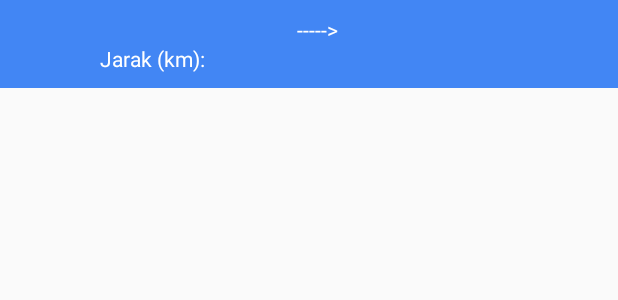
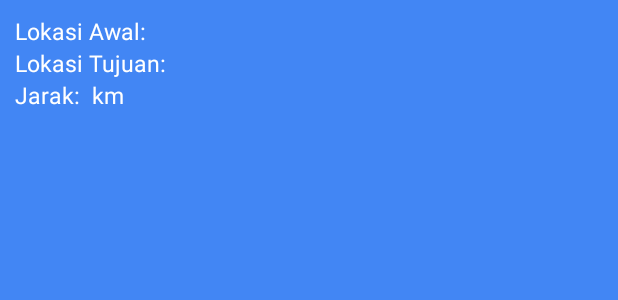
Before and after one commit to suwar/PGADijkstra, an Android app: the layout item_hasil_pengujian.xml on its own in the app's theme, with its tools: preview values and no code run, on a phone screen of 412 x 824 dp. Shown: the top 300 px of the screen. Run offline under Robolectric (Android 15) with nearby library versions, the light colour scheme and no system bars.

Commit message:
11 Dec 0:12

```diff
--- a/app/src/main/java/com/application/pgadijkstra/DjikstraAlgorithm.java
+++ b/app/src/main/java/com/application/pgadijkstra/DjikstraAlgorithm.java
@@ -1,6 +1,9 @@
 package com.application.pgadijkstra;
 
+import java.text.NumberFormat;
 import java.util.ArrayList;
+import java.text.DecimalFormat;
+import java.util.Locale;
 
 public class DjikstraAlgorithm {
     private static double jarakRute;
@@ -120,7 +123,7 @@ public class DjikstraAlgorithm {
             v = parents[v];
             Node tujuan = MapManager.nodeMap.get(v);
 
-            jarakRute += MapManager.distance_in_meter(asal,tujuan);
+            jarakRute += MapManager.distance_in_kilometer(asal,tujuan);
 
             path.add(tujuan);
         }
--- a/app/src/main/java/com/application/pgadijkstra/HasilPengujian.java
+++ b/app/src/main/java/com/application/pgadijkstra/HasilPengujian.java
@@ -1,6 +1,7 @@
 package com.application.pgadijkstra;
 
 import java.util.ArrayList;
+import java.text.*;
 
 public class HasilPengujian {
     private double cost;
--- a/app/src/main/java/com/application/pgadijkstra/ListHasilPengujianAdapter.java
+++ b/app/src/main/java/com/application/pgadijkstra/ListHasilPengujianAdapter.java
@@ -8,6 +8,7 @@ import android.view.View;
 import android.view.ViewGroup;
 import android.widget.ArrayAdapter;
 import android.widget.TextView;
+import java.text.DecimalFormat;
 
 import java.util.List;
 
@@ -32,11 +33,13 @@ public class ListHasilPengujianAdapter extends ArrayAdapter<HasilPengujian> {
             convertView = LayoutInflater.from(context).inflate(R.layout.item_hasil_pengujian,parent,false);
         }
         HasilPengujian hasilPengujian = getItem(position);
+        DecimalFormat df = new DecimalFormat("#.##");
+        String s = df.format(hasilPengujian.getJarakRute());
 
         convertView.setBackgroundColor(color);
         ((TextView)convertView.findViewById(R.id.tvNamaAsal)).setText(MapManager.getNamaLokasiAwal(idNodeAwal));
         ((TextView)convertView.findViewById(R.id.tvNamaTujuan)).setText(MapManager.getNamaLokasiTujuan(idNodeTujuan));
-        ((TextView)convertView.findViewById(R.id.tvJarakRute)).setText(String.valueOf(hasilPengujian.getJarakRute()));
+        ((TextView)convertView.findViewById(R.id.tvJarakRute)).setText(String.valueOf(s));
 
         return convertView;
     }
--- a/app/src/main/java/com/application/pgadijkstra/MainActivity.java
+++ b/app/src/main/java/com/application/pgadijkstra/MainActivity.java
@@ -273,6 +273,7 @@ public class MainActivity extends FragmentActivity implements OnMapReadyCallback
         mMap.addMarker(new MarkerOptions().position(TebatReban).title("Tebat Reban"));
         mMap.addMarker(new MarkerOptions().position(TuguRimau).title("Tugu Rimau"));
 
+
         mMap.addMarker(new MarkerOptions().position(HotelDharmaKarya).title("Hotel Dharma Karya").icon(BitmapDescriptorFactory.fromResource(R.drawable.lodging)));
         mMap.addMarker(new MarkerOptions().position(HotelFavour).title("Hotel Favour").icon(BitmapDescriptorFactory.fromResource(R.drawable.lodging)));
         mMap.addMarker(new MarkerOptions().position(HotelGrandZZ).title("Hotel Grand ZZ").icon(BitmapDescriptorFactory.fromResource(R.drawable.lodging)));
--- a/app/src/main/java/com/application/pgadijkstra/MapsActivity.java
+++ b/app/src/main/java/com/application/pgadijkstra/MapsActivity.java
@@ -232,7 +232,7 @@ public class MapsActivity extends FragmentActivity implements OnMapReadyCallback
         namaLokasiTujuan = MapManager.nodeMap.get(idNodeTujuan).getNama();
 
 
-        mMap.moveCamera(CameraUpdateFactory.newLatLngZoom(lokasiAwal,14));
+        mMap.moveCamera(CameraUpdateFactory.newLatLngZoom(lokasiTujuan,14));
         mMap.addMarker(new MarkerOptions().position(lokasiAwal).title(namaLokasiAwal).icon(BitmapDescriptorFactory.defaultMarker(BitmapDescriptorFactory.HUE_AZURE)));
         mMap.addMarker(new MarkerOptions().position(lokasiTujuan).title(namaLokasiTujuan).icon(BitmapDescriptorFactory.defaultMarker(BitmapDescriptorFactory.HUE_RED)));
 
--- /dev/null
+++ b/app/src/main/res/drawable/ic_baseline_trip_origin_24.xml
@@ -0,0 +1,5 @@
+<vector android:height="24dp" android:tint="#8396E9"
+    android:viewportHeight="24" android:viewportWidth="24"
+    android:width="24dp" xmlns:android="http://schemas.android.com/apk/res/android">
+    <path android:fillColor="@android:color/white" android:pathData="M2,12C2,6.48 6.48,2 12,2s10,4.48 10,10 -4.48,10 -10,10S2,17.52 2,12zM12,18c3.31,0 6,-2.69 6,-6s-2.69,-6 -6,-6 -6,2.69 -6,6 2.69,6 6,6z"/>
+</vector>
--- a/app/src/main/res/layout/item_hasil_pengujian.xml
+++ b/app/src/main/res/layout/item_hasil_pengujian.xml
@@ -2,7 +2,7 @@
 <LinearLayout
     xmlns:android="http://schemas.android.com/apk/res/android"
     android:layout_width="match_parent"
-    android:layout_height="wrap_content"
+    android:layout_height="match_parent"
     android:orientation="vertical"
     android:background="#4286f4"
     android:padding="10dp">
@@ -12,27 +12,41 @@
         android:orientation="horizontal">
 
         <TextView
+            android:text="Lokasi Awal: "
+            android:textSize="15sp"
+            android:layout_width="wrap_content"
+            android:layout_height="wrap_content"
+            android:layout_gravity="left"
+            android:textColor="#FFFF" />
+        <TextView
             android:id="@+id/tvNamaAsal"
-            android:layout_width="141dp"
+            android:textSize="15sp"
+            android:layout_width="wrap_content"
             android:layout_height="wrap_content"
             android:layout_weight="1"
-            android:gravity="center_horizontal"
+            android:gravity="left"
             android:textColor="#FFFF" />
+    </LinearLayout>
+
+    <LinearLayout
+        android:layout_width="wrap_content"
+        android:layout_height="wrap_content"   >
 
         <TextView
-            android:layout_width="50dp"
-            android:layout_height="wrap_content"
-            android:layout_gravity="center_horizontal"
-            android:text="----->"
-            android:gravity="center_horizontal"
-            android:textColor="#FFFF" />
-
-        <TextView
-            android:id="@+id/tvNamaTujuan"
-            android:layout_width="130dp"
+            android:layout_width="wrap_content"
             android:layout_height="wrap_content"
             android:layout_weight="1"
-            android:gravity="center_horizontal"
+            android:gravity="left"
+            android:text="Lokasi Tujuan: "
+            android:textSize="15sp"
+            android:textColor="#FFFF" />
+    <TextView
+            android:id="@+id/tvNamaTujuan"
+            android:textSize="15sp"
+            android:layout_width="wrap_content"
+            android:layout_height="wrap_content"
+            android:layout_weight="1"
+            android:gravity="left"
             android:textColor="#FFFF" />
     </LinearLayout>
 
@@ -42,19 +56,28 @@
         android:orientation="horizontal">
 
         <TextView
-            android:layout_width="126dp"
+            android:layout_width="wrap_content"
             android:layout_height="wrap_content"
-            android:layout_gravity="left"
-            android:gravity="right"
-            android:text="Jarak (km):"
+
+
+            android:gravity="left"
+            android:text="Jarak: "
+            android:textSize="15sp"
             android:textColor="#FFFF" />
 
         <TextView
             android:id="@+id/tvJarakRute"
-            android:layout_width="257dp"
+            android:textSize="15sp"
+            android:layout_width="wrap_content"
             android:layout_height="wrap_content"
-            android:layout_gravity="right"
-            android:gravity="left"
+            android:layout_gravity="left"
+            android:textColor="#FFFF" />
+        <TextView
+            android:text=" km"
+            android:textSize="15sp"
+            android:layout_width="wrap_content"
+            android:layout_height="wrap_content"
+            android:layout_gravity="left"
             android:textColor="#FFFF" />
     </LinearLayout>
 </LinearLayout>
```
Also changed, not shown: app/src/main/java/com/application/pgadijkstra/MapManager.java (+7 -6 lines), app/src/main/res/layout/activity_main.xml (+6 -6 lines), app/src/main/res/layout/activity_maps.xml (+9 -9 lines).
